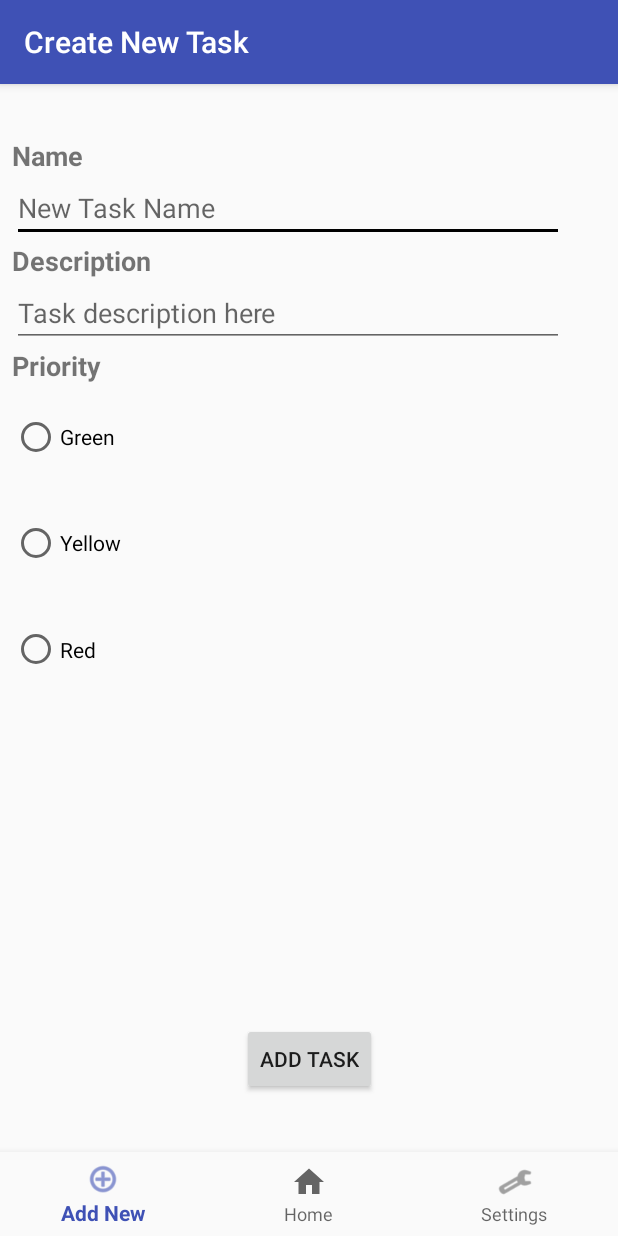
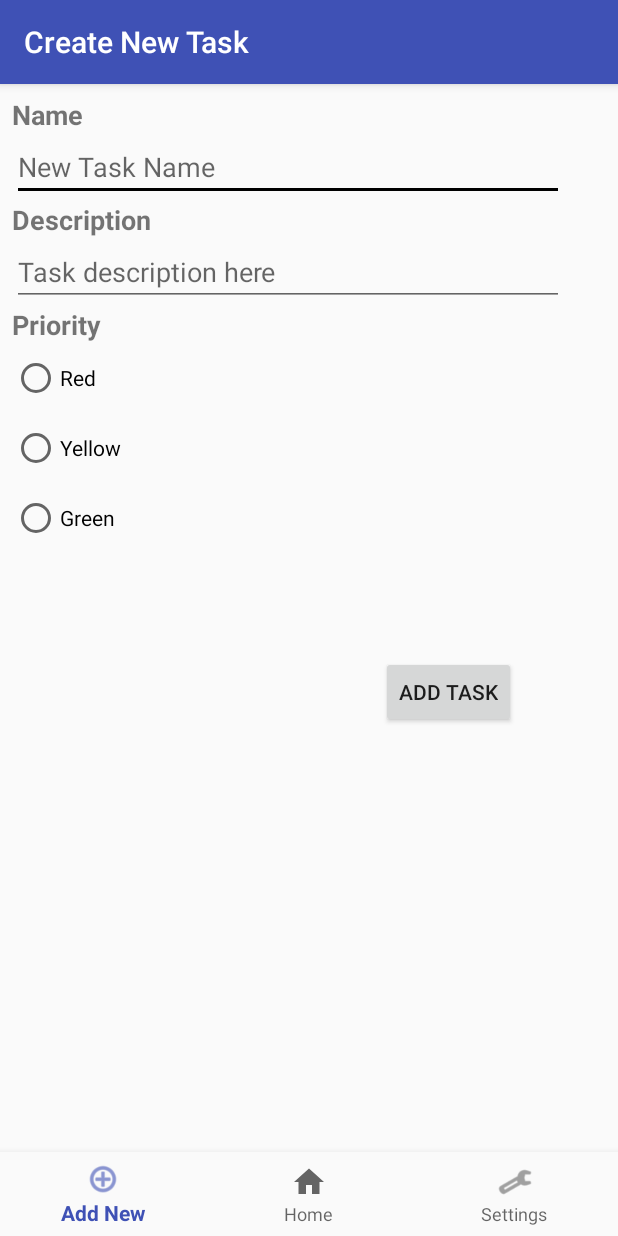
Before and after one commit to BKertesz/Project2, an Android app: the NewActivity screen opened directly, with no data from a screen before it, on a phone screen of 412 x 824 dp. Run offline under Robolectric (Android 15) with nearby library versions, the phone set to English and light mode, and no system bars; our stand-ins replace Room's generated code.

Commit message:
Refactored new activity

```diff
--- a/mobile/src/main/AndroidManifest.xml
+++ b/mobile/src/main/AndroidManifest.xml
@@ -20,7 +20,10 @@
         </activity>
         <activity
             android:name=".NewActivity"
-            android:label="@string/title_activity_new"></activity>
+            android:label="@string/title_activity_new"
+            android:windowSoftInputMode="stateVisible">
+
+        </activity>
         <activity
             android:name=".SettingsActivity"
             android:label="@string/title_activity_settings" />
--- a/mobile/src/main/res/layout/activity_new.xml
+++ b/mobile/src/main/res/layout/activity_new.xml
@@ -10,19 +10,20 @@
     <LinearLayout
         android:id="@+id/linearLayout"
         android:layout_width="368dp"
-        android:layout_height="377dp"
+        android:layout_height="375dp"
+        android:layout_marginBottom="70dp"
         android:layout_marginEnd="8dp"
         android:layout_marginLeft="8dp"
         android:layout_marginRight="8dp"
         android:layout_marginStart="8dp"
         android:layout_marginTop="8dp"
         android:orientation="vertical"
-        app:layout_constraintBottom_toTopOf="@+id/buttonAddNewId"
+        app:layout_constraintBottom_toTopOf="@+id/navigation"
         app:layout_constraintEnd_toEndOf="parent"
         app:layout_constraintHorizontal_bias="0.0"
         app:layout_constraintStart_toStartOf="parent"
         app:layout_constraintTop_toTopOf="parent"
-        app:layout_constraintVertical_bias="0.114">
+        app:layout_constraintVertical_bias="0.0">
 
         <TextView
             android:id="@+id/taskName"
@@ -71,28 +72,28 @@
         <RadioGroup
             android:id="@+id/newTaskProrityId"
             android:layout_width="match_parent"
-            android:layout_height="match_parent">
+            android:layout_height="140dp">
+
+            <RadioButton
+                android:id="@+id/radioButtonRed"
+                android:layout_width="match_parent"
+                android:layout_height="5dp"
+                android:layout_weight="1"
+                android:text="Red" />
+
+            <RadioButton
+                android:id="@+id/radioButtonYellow"
+                android:layout_width="match_parent"
+                android:layout_height="5dp"
+                android:layout_weight="1"
+                android:text="Yellow" />
 
             <RadioButton
                 android:id="@+id/radioButtonGreen"
                 android:layout_width="match_parent"
-                android:layout_height="wrap_content"
+                android:layout_height="5dp"
                 android:layout_weight="1"
                 android:text="Green" />
-
-            <RadioButton
-                android:id="@+id/radioButtonYellow"
-                android:layout_width="match_parent"
-                android:layout_height="wrap_content"
-                android:layout_weight="1"
-                android:text="Yellow" />
-
-            <RadioButton
-                android:id="@+id/radioButtonRed"
-                android:layout_width="match_parent"
-                android:layout_height="wrap_content"
-                android:layout_weight="1"
-                android:text="Red" />
 
         </RadioGroup>
 
@@ -102,19 +103,19 @@
         android:id="@+id/buttonAddNewId"
         android:layout_width="wrap_content"
         android:layout_height="wrap_content"
-        android:layout_marginBottom="16dp"
+        android:layout_marginBottom="8dp"
         android:layout_marginEnd="8dp"
         android:layout_marginLeft="8dp"
         android:layout_marginRight="8dp"
         android:layout_marginStart="8dp"
         android:layout_marginTop="8dp"
         android:text="Add Task"
-        app:layout_constraintBottom_toBottomOf="@+id/navigation"
+        app:layout_constraintBottom_toBottomOf="parent"
         app:layout_constraintEnd_toEndOf="parent"
-        app:layout_constraintHorizontal_bias="0.501"
+        app:layout_constraintHorizontal_bias="0.805"
         app:layout_constraintStart_toStartOf="parent"
         app:layout_constraintTop_toTopOf="parent"
-        app:layout_constraintVertical_bias="0.888" />
+        app:layout_constraintVertical_bias="0.53" />
 
     <android.support.design.widget.BottomNavigationView
         android:id="@+id/navigation"
```
